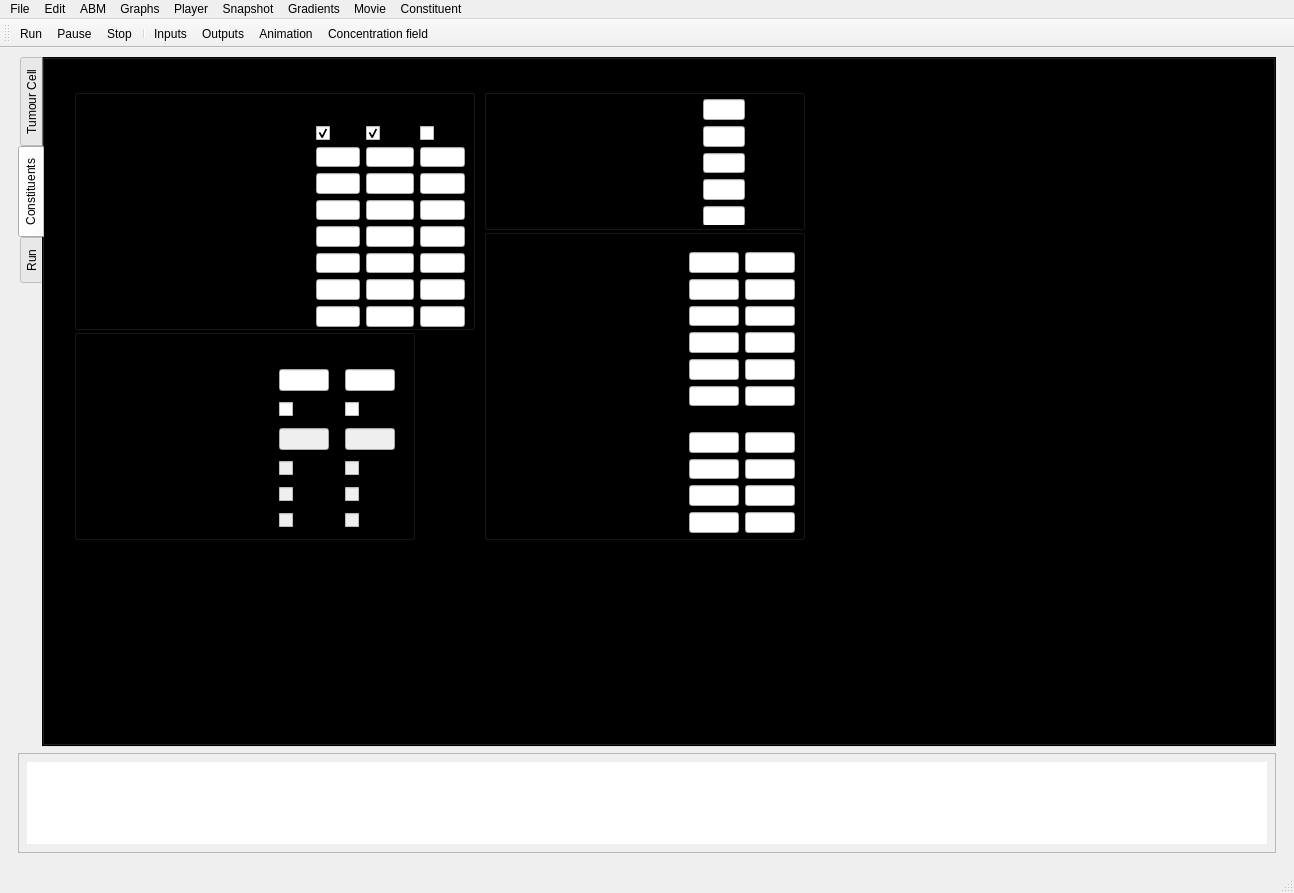
The window that GUI/spheroid_GUI.ui (gibbogle/spheroid-abm) describes before a commit, drawn with Qt 5.
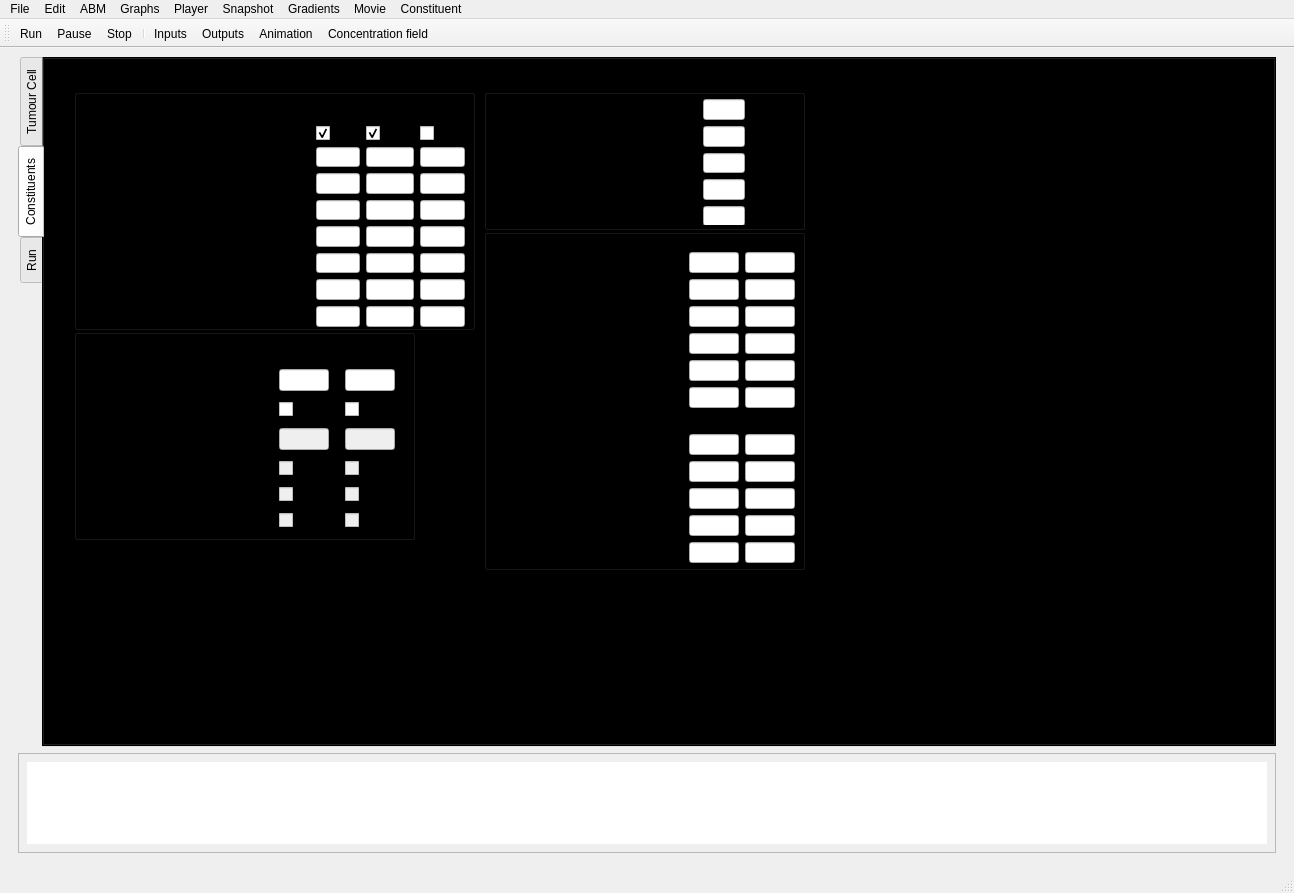
The same window after the commit. The open tabs and pages were chosen to show the change. Icons and pictures are not drawn. Custom widgets are drawn as their Qt base class.

Commit message: G: changed GUI/params.cpp G: changed GUI/spheroid_GUI.ui G: changed src/cellstate.f90 G: changed src/global.f90 G: changed src/ode_diffuse.f90 G: changed src/spheroid.f90

```diff
--- a/GUI/spheroid_GUI.ui
+++ b/GUI/spheroid_GUI.ui
@@ -1234,7 +1234,7 @@
               <x>440</x>
               <y>170</y>
               <width>321</width>
-              <height>311</height>
+              <height>341</height>
              </rect>
             </property>
             <property name="title">
@@ -1246,7 +1246,7 @@
                <x>10</x>
                <y>3</y>
                <width>301</width>
-               <height>301</height>
+               <height>331</height>
               </rect>
              </property>
              <layout class="QGridLayout" name="gridLayout_2">
@@ -1680,6 +1680,39 @@
                 </property>
                </widget>
               </item>
+              <item row="12" column="0">
+               <widget class="QMyLabel" name="label_SN30K_KILL_MODEL_1">
+                <property name="text">
+                 <string>Kill model</string>
+                </property>
+               </widget>
+              </item>
+              <item row="12" column="2">
+               <widget class="QLineEdit" name="line_SN30K_KILL_MODEL_1">
+                <property name="maximumSize">
+                 <size>
+                  <width>50</width>
+                  <height>16777215</height>
+                 </size>
+                </property>
+                <property name="alignment">
+                 <set>Qt::AlignRight|Qt::AlignTrailing|Qt::AlignVCenter</set>
+                </property>
+               </widget>
+              </item>
+              <item row="12" column="3">
+               <widget class="QLineEdit" name="line_SN30K_KILL_MODEL_2">
+                <property name="maximumSize">
+                 <size>
+                  <width>50</width>
+                  <height>16777215</height>
+                 </size>
+                </property>
+                <property name="alignment">
+                 <set>Qt::AlignRight|Qt::AlignTrailing|Qt::AlignVCenter</set>
+                </property>
+               </widget>
+              </item>
              </layout>
             </widget>
            </widget>
```
Left out of the diff: 8 changed lines with no effect on the pictures. The commit also changes 5 other files.
